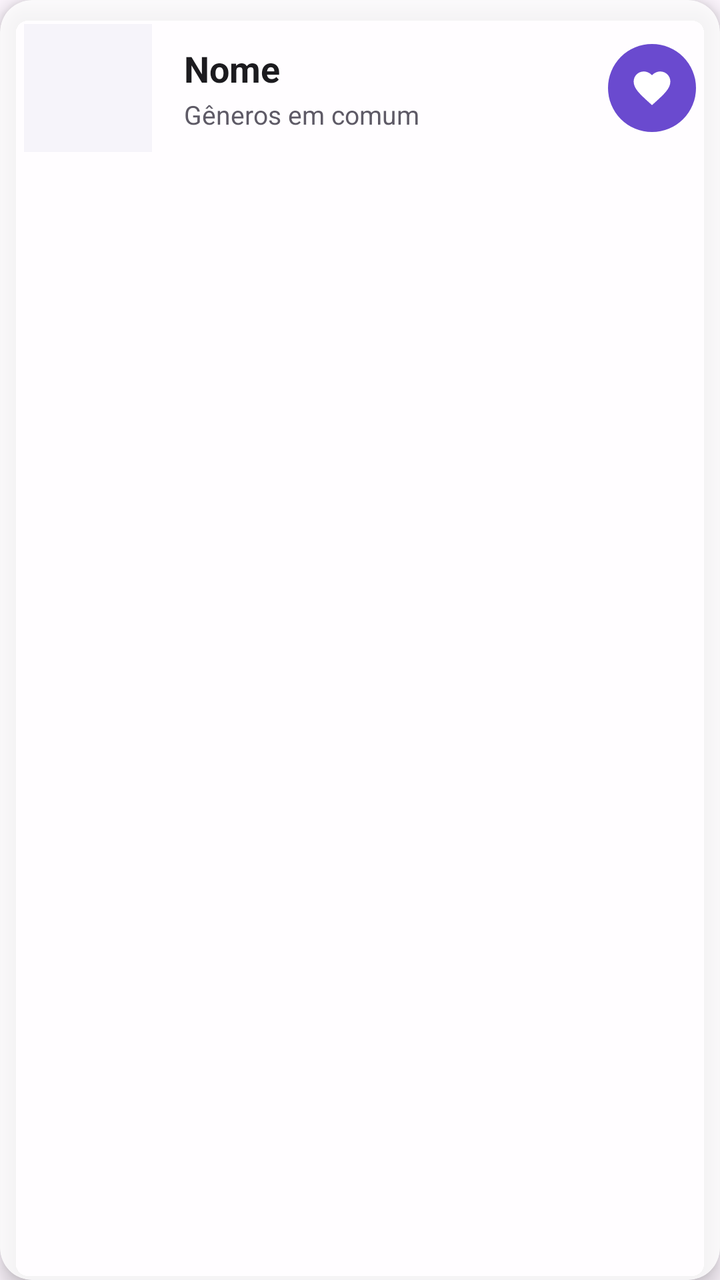
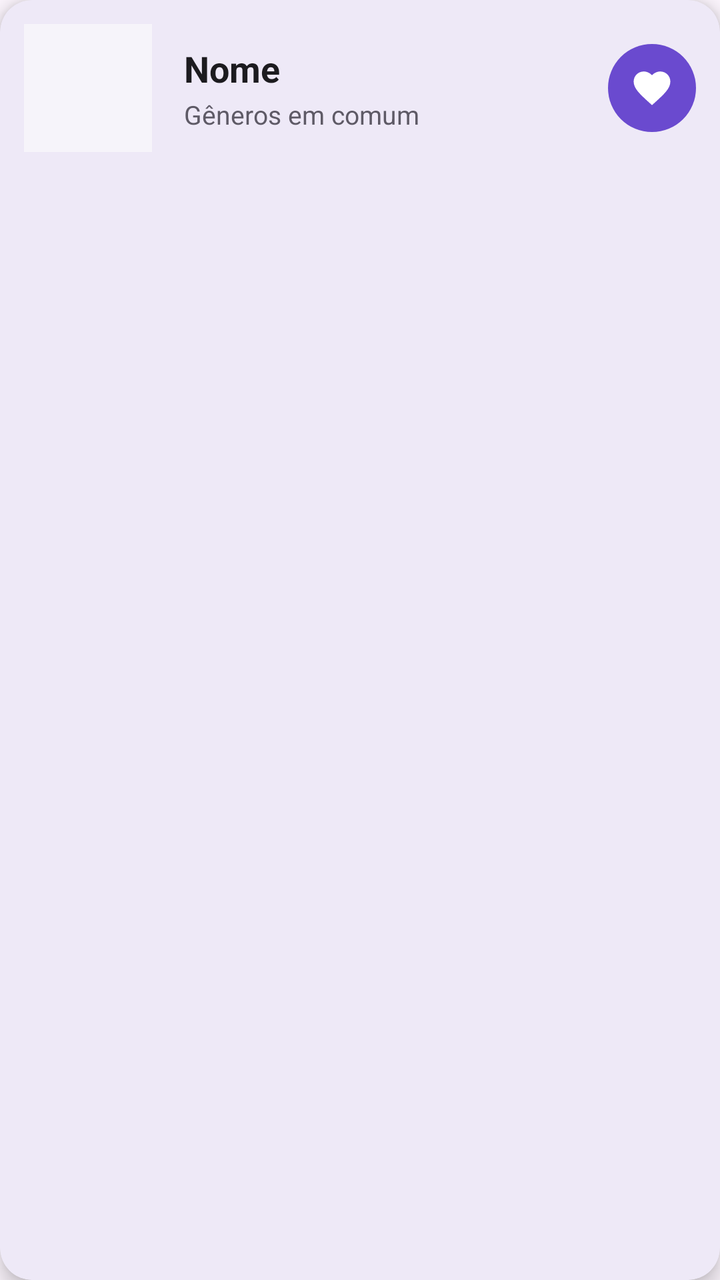

Two renders of the same Android screen: before a commit and after it. Below are the layout's source before the change and the commit's diff.
<!-- AndroidManifest.xml: application theme Theme.MeetBeat -->
<!-- res/layout/item_curtida.xml -->
<?xml version="1.0" encoding="utf-8"?>
<androidx.cardview.widget.CardView xmlns:android="http://schemas.android.com/apk/res/android"
    xmlns:app="http://schemas.android.com/apk/res-auto"
    android:layout_width="match_parent"
    android:layout_height="wrap_content"
    android:layout_margin="12dp"
    app:cardCornerRadius="16dp"
    app:cardElevation="6dp"
    app:cardBackgroundColor="@color/vidro_fundo">

    <LinearLayout
        android:layout_width="match_parent"
        android:layout_height="wrap_content"
        android:orientation="horizontal"
        android:padding="12dp"
        android:gravity="center_vertical">

        <ImageView
            android:id="@+id/imageCurtidaFoto"
            android:layout_width="64dp"
            android:layout_height="64dp"
            android:scaleType="centerCrop"
            android:background="@color/purple_light" />

        <LinearLayout
            android:layout_width="0dp"
            android:layout_height="wrap_content"
            android:layout_weight="1"
            android:layout_marginStart="16dp"
            android:orientation="vertical">

            <TextView
                android:id="@+id/textCurtidaNome"
                android:layout_width="wrap_content"
                android:layout_height="wrap_content"
                android:text="Nome"
                android:textColor="@color/text_dark"
                android:textSize="18sp"
                android:textStyle="bold" />

            <TextView
                android:id="@+id/textCurtidaGeneros"
                android:layout_width="wrap_content"
                android:layout_height="wrap_content"
                android:layout_marginTop="2dp"
                android:text="Gêneros em comum"
                android:textColor="@color/text_gray"
                android:textSize="13sp" />

        </LinearLayout>

        <ImageView
            android:id="@+id/btnCurtirDeVolta"
            android:layout_width="44dp"
            android:layout_height="44dp"
            android:padding="11dp"
            android:src="@drawable/ic_heart"
            android:tint="@color/white"
            android:background="@drawable/bg_avatar_circle"
            android:clickable="true"
            android:focusable="true" />

    </LinearLayout>

</androidx.cardview.widget.CardView>
<!-- resources referenced by this layout -->
<resources>
  <color name="purple_light">#F6F4FA</color>
  <color name="text_dark">#1C1B1F</color>
  <color name="text_gray">#5E5A66</color>
  <color name="vidro_fundo">#CCFFFFFF</color>
  <color name="white">#FFFFFFFF</color>
  <!-- drawable bg_avatar_circle (drawable) -->
  <?xml version="1.0" encoding="utf-8"?>
  <shape xmlns:android="http://schemas.android.com/apk/res/android"
      android:shape="oval">
      <solid android:color="@color/purple_primary" />
  </shape>
  <!-- drawable ic_heart (drawable) -->
  <vector xmlns:android="http://schemas.android.com/apk/res/android"
      android:width="24dp"
      android:height="24dp"
      android:viewportWidth="24"
      android:viewportHeight="24">
    <path
        android:fillColor="@color/icone_inativo"
        android:pathData="M12,21.35l-1.45,-1.32C5.4,15.36 2,12.28 2,8.5 2,5.42 4.42,3 7.5,3c1.74,0 3.41,0.81 4.5,2.09C13.09,3.81 14.76,3 16.5,3 19.58,3 22,5.42 22,8.5c0,3.78 -3.4,6.86 -8.55,11.54L12,21.35z"/>
  </vector>
  <style name="Theme.MeetBeat" parent="Base.Theme.MeetBeat" />
  <color name="purple_primary">#6A4ACF</color>
  <color name="icone_inativo">#7A7685</color>
  <style name="Base.Theme.MeetBeat" parent="Theme.Material3.DayNight.NoActionBar">
          
          
      </style>
</resources>

<!-- the commit's change to res/layout/item_curtida.xml (unified diff, before → after) -->
@@ -6,7 +6,7 @@
     android:layout_margin="12dp"
     app:cardCornerRadius="16dp"
     app:cardElevation="6dp"
-    app:cardBackgroundColor="@color/vidro_fundo">
+    app:cardBackgroundColor="@color/card_background">
 
     <LinearLayout
         android:layout_width="match_parent"
<!-- resource entries referenced after the edit -->
@@ -1,9 +1,9 @@
 <!-- resources referenced by this layout -->
 <resources>
+  <color name="card_background">#EEE9F7</color>
   <color name="purple_light">#F6F4FA</color>
   <color name="text_dark">#1C1B1F</color>
   <color name="text_gray">#5E5A66</color>
-  <color name="vidro_fundo">#CCFFFFFF</color>
   <color name="white">#FFFFFFFF</color>
   <!-- drawable bg_avatar_circle (drawable) -->
   <?xml version="1.0" encoding="utf-8"?>
